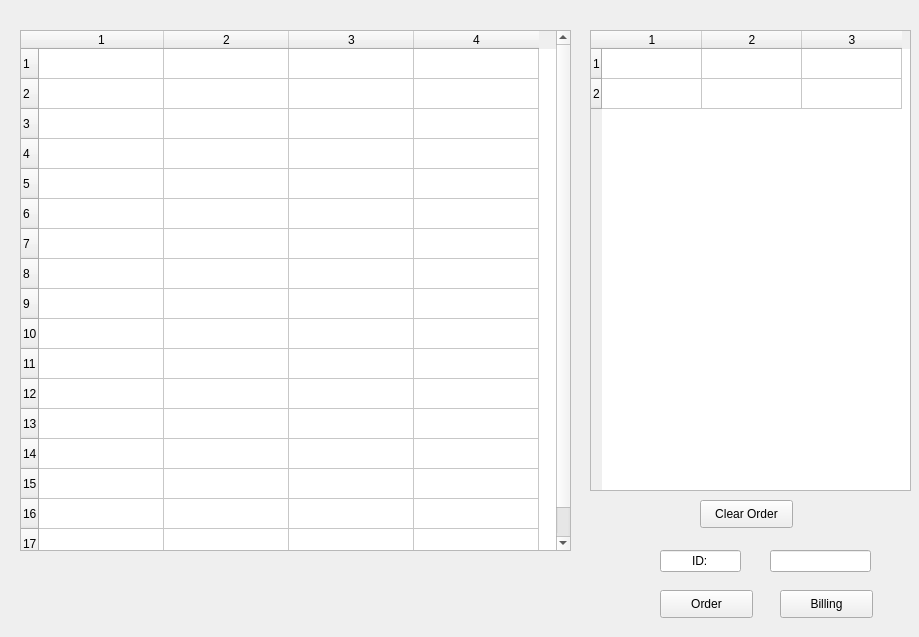
First picture: the form in Ui/menu.ui, repository trung0209/Restaurant-app, before the edit.
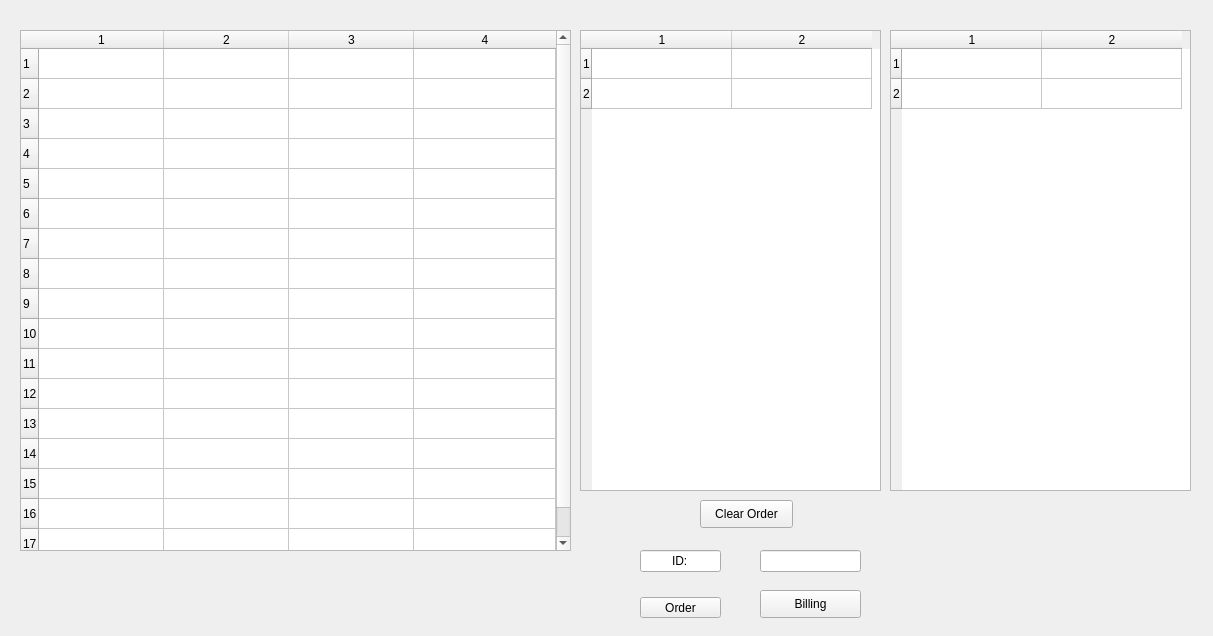
Second picture: the form after the edit.

What changed in the file:
```diff
--- a/Ui/menu.ui
+++ b/Ui/menu.ui
@@ -6,8 +6,8 @@
    <rect>
     <x>0</x>
     <y>0</y>
-    <width>919</width>
-    <height>637</height>
+    <width>1213</width>
+    <height>636</height>
    </rect>
   </property>
   <property name="windowTitle">
@@ -17,9 +17,9 @@
    <widget class="QTableWidget" name="tableOrder">
     <property name="geometry">
      <rect>
-      <x>590</x>
+      <x>580</x>
       <y>30</y>
-      <width>321</width>
+      <width>301</width>
       <height>461</height>
      </rect>
     </property>
@@ -27,24 +27,23 @@
      <number>2</number>
     </property>
     <property name="columnCount">
-     <number>3</number>
+     <number>2</number>
     </property>
     <attribute name="horizontalHeaderDefaultSectionSize">
-     <number>100</number>
+     <number>140</number>
     </attribute>
     <row/>
     <row/>
     <column/>
     <column/>
-    <column/>
    </widget>
    <widget class="QPushButton" name="order">
     <property name="geometry">
      <rect>
-      <x>660</x>
-      <y>590</y>
-      <width>93</width>
-      <height>28</height>
+      <x>640</x>
+      <y>597</y>
+      <width>81</width>
+      <height>21</height>
      </rect>
     </property>
     <property name="text">
@@ -81,6 +80,9 @@
     <attribute name="horizontalHeaderDefaultSectionSize">
      <number>125</number>
     </attribute>
+    <attribute name="horizontalHeaderStretchLastSection">
+     <bool>true</bool>
+    </attribute>
     <attribute name="verticalHeaderVisible">
      <bool>true</bool>
     </attribute>
@@ -123,9 +125,9 @@
    <widget class="QPushButton" name="Billing">
     <property name="geometry">
      <rect>
-      <x>780</x>
+      <x>760</x>
       <y>590</y>
-      <width>93</width>
+      <width>101</width>
       <height>28</height>
      </rect>
     </property>
@@ -136,7 +138,7 @@
    <widget class="QLineEdit" name="lineEdit">
     <property name="geometry">
      <rect>
-      <x>770</x>
+      <x>760</x>
       <y>550</y>
       <width>101</width>
       <height>22</height>
@@ -146,7 +148,7 @@
    <widget class="QLineEdit" name="Id_name">
     <property name="geometry">
      <rect>
-      <x>660</x>
+      <x>640</x>
       <y>550</y>
       <width>81</width>
       <height>22</height>
@@ -172,6 +174,29 @@
      <string>Clear Order</string>
     </property>
    </widget>
+   <widget class="QTableWidget" name="tableOrder_2">
+    <property name="geometry">
+     <rect>
+      <x>890</x>
+      <y>30</y>
+      <width>301</width>
+      <height>461</height>
+     </rect>
+    </property>
+    <property name="rowCount">
+     <number>2</number>
+    </property>
+    <property name="columnCount">
+     <number>2</number>
+    </property>
+    <attribute name="horizontalHeaderDefaultSectionSize">
+     <number>140</number>
+    </attribute>
+    <row/>
+    <row/>
+    <column/>
+    <column/>
+   </widget>
    <zorder>tableOrder</zorder>
    <zorder>order</zorder>
    <zorder>Billing</zorder>
```
Left out of the diff: 1 changed line with no effect on the pictures.
